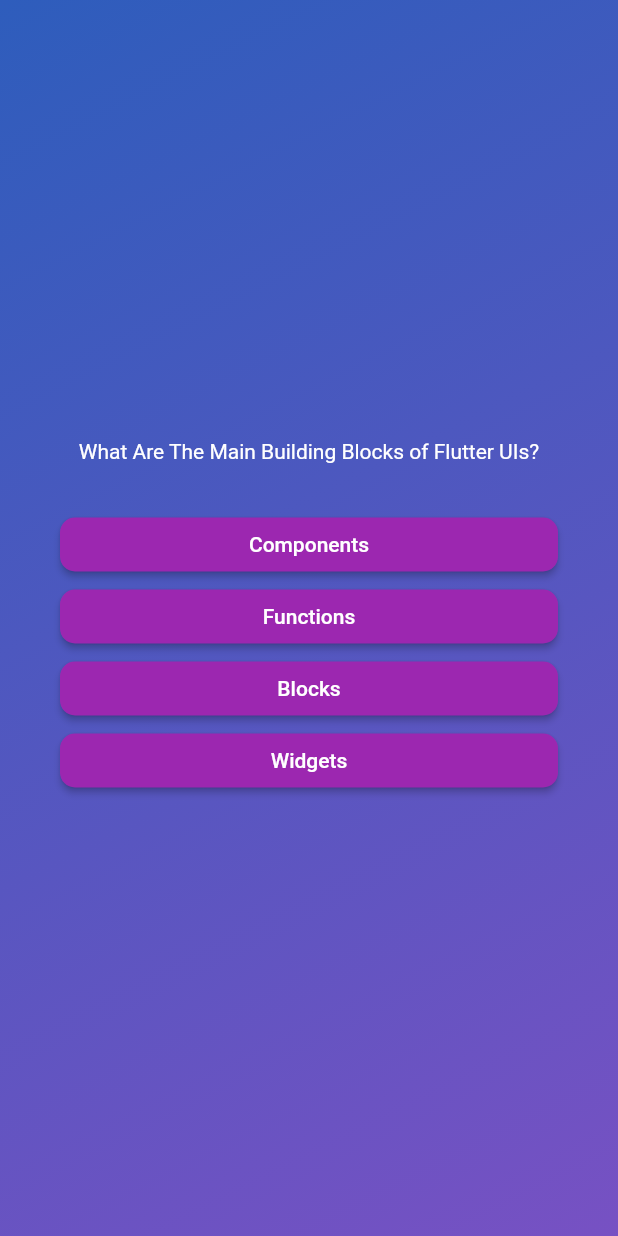
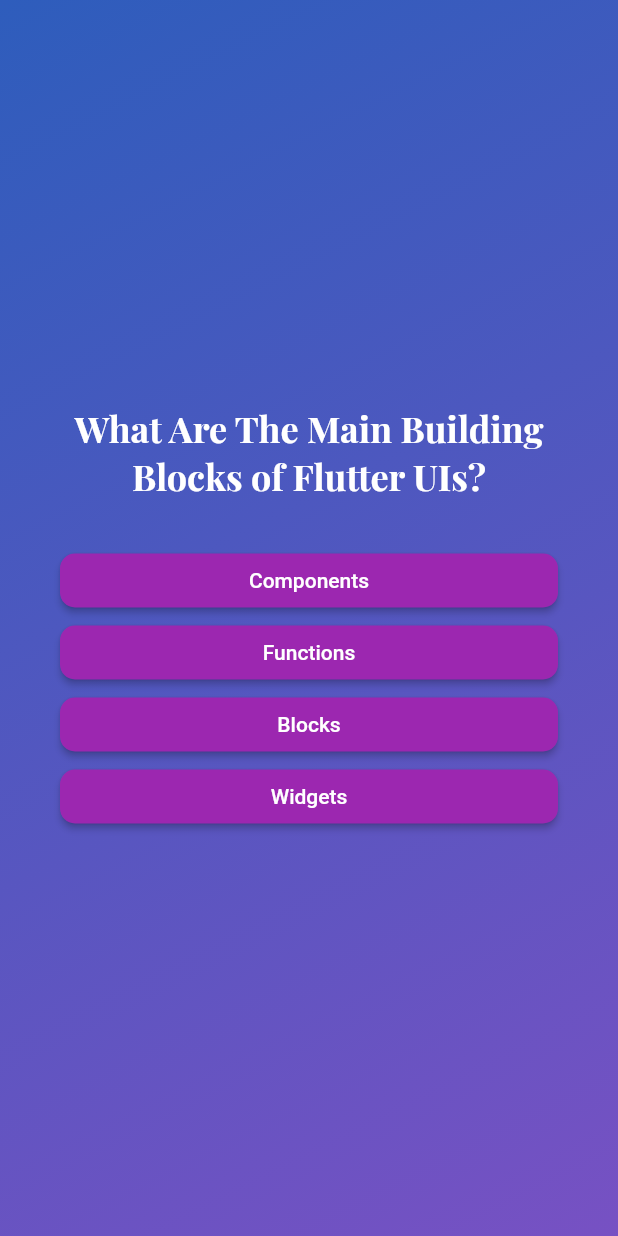
Before and after one commit to yobra254/quiz, a Flutter app: the screen it shows after launch, after a tap on "Start Quiz", on a phone screen of 412 x 824 dp. Run offline on Flutter 3.47's test engine with Material 2 defaults, Android fonts, the phone set to English and light mode, and no system bars; our stand-ins replace google_fonts.

Commit message:
Scrolling through questions and changing Fonts

```diff
--- a/lib/answer_button.dart
+++ b/lib/answer_button.dart
@@ -23,7 +23,10 @@ class AnswerButton extends StatelessWidget {
           borderRadius: BorderRadius.circular(10),
         ),
       ),
-      child: Text(answerText),
+      child: Text(
+        answerText,
+        textAlign: TextAlign.center,
+      ),
     );
   }
 }
--- a/lib/first.dart
+++ b/lib/first.dart
@@ -1,6 +1,7 @@
 import 'package:flutter/material.dart';
 //import 'package:flutter/src/widgets/framework.dart';
 //import 'package:flutter/src/widgets/placeholder.dart';
+import 'package:google_fonts/google_fonts.dart';
 
 class first extends StatelessWidget {
   const first(this.startQuiz, {super.key});
@@ -22,9 +23,9 @@ class first extends StatelessWidget {
           const SizedBox(
             height: 20,
           ),
-          const Text(
+          Text(
             'Learn Fluttter The Fun Way',
-            style: TextStyle(
+            style: GoogleFonts.lato(
               color: Colors.white,
               fontSize: 24,
             ),
--- a/lib/questions_screen.dart
+++ b/lib/questions_screen.dart
@@ -1,6 +1,7 @@
 import 'package:flutter/material.dart';
 import 'package:quiz/answer_button.dart';
 import 'package:quiz/data/questions.dart';
+import 'package:google_fonts/google_fonts.dart';
 
 class QuestionsScreen extends StatefulWidget {
   const QuestionsScreen({super.key});
@@ -10,10 +11,20 @@ class QuestionsScreen extends StatefulWidget {
 }
 
 class _QuestionsScreenState extends State<QuestionsScreen> {
-  final currentQuestion = questions[0];
+  var currentQuestionIndex = 0;
+
+  void answerQuestion() {
+    //currentQuestionIndex = currentQuestionIndex + 1;
+    //currentQuestionIndex += 1;
+    setState(() {
+      currentQuestionIndex++;
+    });
+  }
 
   @override
   Widget build(BuildContext context) {
+    final currentQuestion = questions[currentQuestionIndex];
+
     return SizedBox(
       width: double.infinity,
       child: Container(
@@ -24,7 +35,11 @@ class _QuestionsScreenState extends State<QuestionsScreen> {
           children: [
             Text(
               currentQuestion.text,
-              style: const TextStyle(color: Colors.white),
+              style: GoogleFonts.playfairDisplay(
+                color: Colors.white,
+                fontSize: 24,
+                fontWeight: FontWeight.bold,
+              ),
               textAlign: TextAlign.center,
             ),
             const SizedBox(
@@ -32,7 +47,10 @@ class _QuestionsScreenState extends State<QuestionsScreen> {
             ),
             //Considering children only allows a list of widgets we put 3 dots to pull the values in a list/iterable and pull them from the list and iterable and place them as individual Comma separeted values
             ...currentQuestion.getShuffledAnswers().map((answer) {
-              return AnswerButton(answerText: answer, onTap: () {});
+              return AnswerButton(
+                answerText: answer,
+                onTap: answerQuestion,
+              );
             })
           ],
         ),
--- a/pubspec.yaml
+++ b/pubspec.yaml
@@ -35,6 +35,7 @@ dependencies:
   # The following adds the Cupertino Icons font to your application.
   # Use with the CupertinoIcons class for iOS style icons.
   cupertino_icons: ^1.0.2
+  google_fonts: ^4.0.4
 
 dev_dependencies:
   flutter_test:
```
Also changed, not shown: pubspec.lock, 1 other file.
